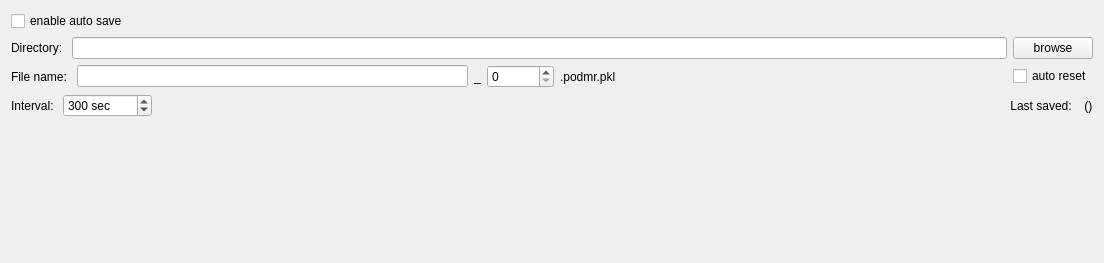
ktahar/mahos, file pkgs/mahos-dq/src/mahos_dq/gui/ui/podmr_autosave.ui: the form before one commit.
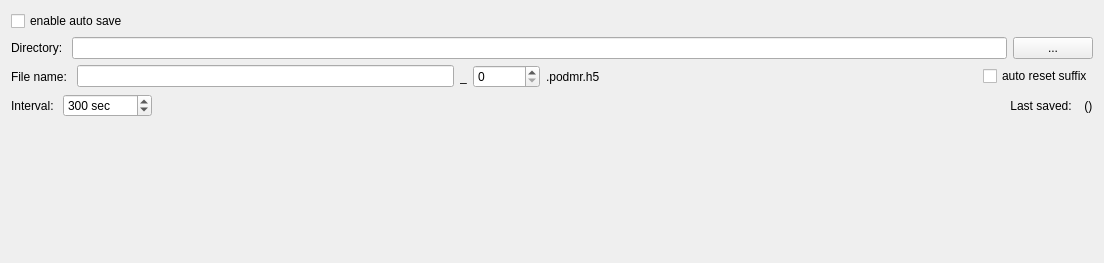
The form after the commit.

Commit message:
gui.podmr: fix minor bugs of autosave
- fix file name extension label
- fix bug of directory name unset on upon initial dialog

```diff
--- a/pkgs/mahos-dq/src/mahos_dq/gui/ui/podmr_autosave.ui
+++ b/pkgs/mahos-dq/src/mahos_dq/gui/ui/podmr_autosave.ui
@@ -36,7 +36,7 @@
      <item>
       <widget class="QPushButton" name="browseButton">
        <property name="text">
-        <string>browse</string>
+        <string>...</string>
        </property>
       </widget>
      </item>
@@ -71,7 +71,7 @@
      <item>
       <widget class="QLabel" name="label_12">
        <property name="text">
-        <string>.podmr.pkl</string>
+        <string>.podmr.h5</string>
        </property>
       </widget>
      </item>
@@ -91,7 +91,7 @@
      <item>
       <widget class="QCheckBox" name="resetBox">
        <property name="text">
-        <string>auto reset</string>
+        <string>auto reset suffix</string>
        </property>
       </widget>
      </item>
```
Left out of the diff: 2 changed lines with no effect on the pictures. The commit also changes 2 other files.
